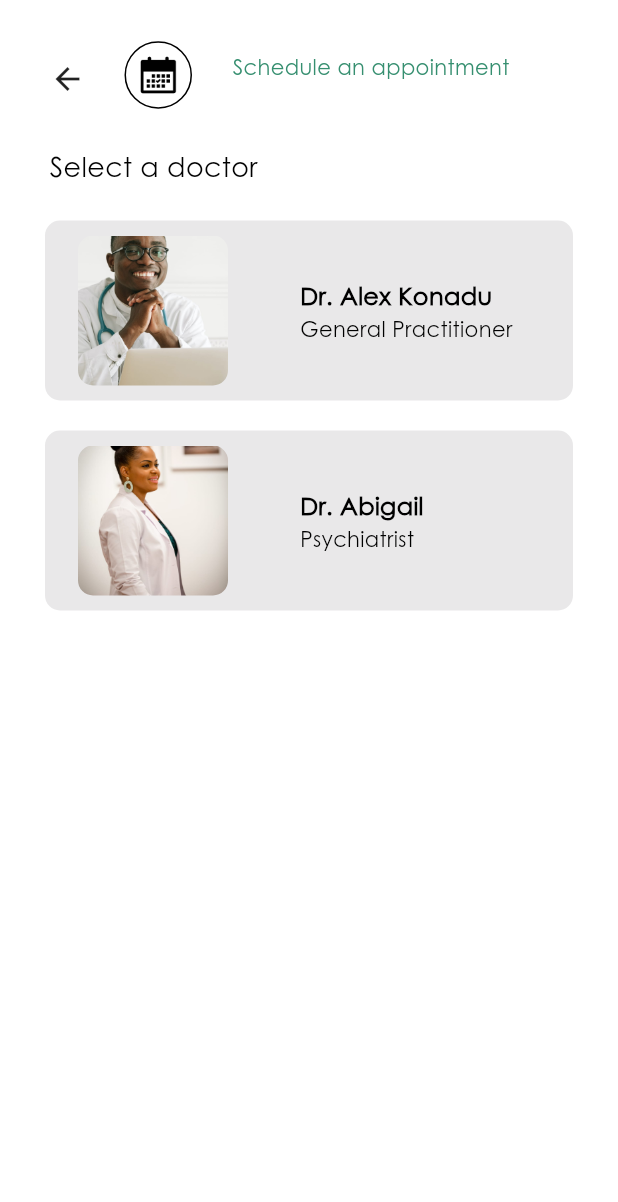
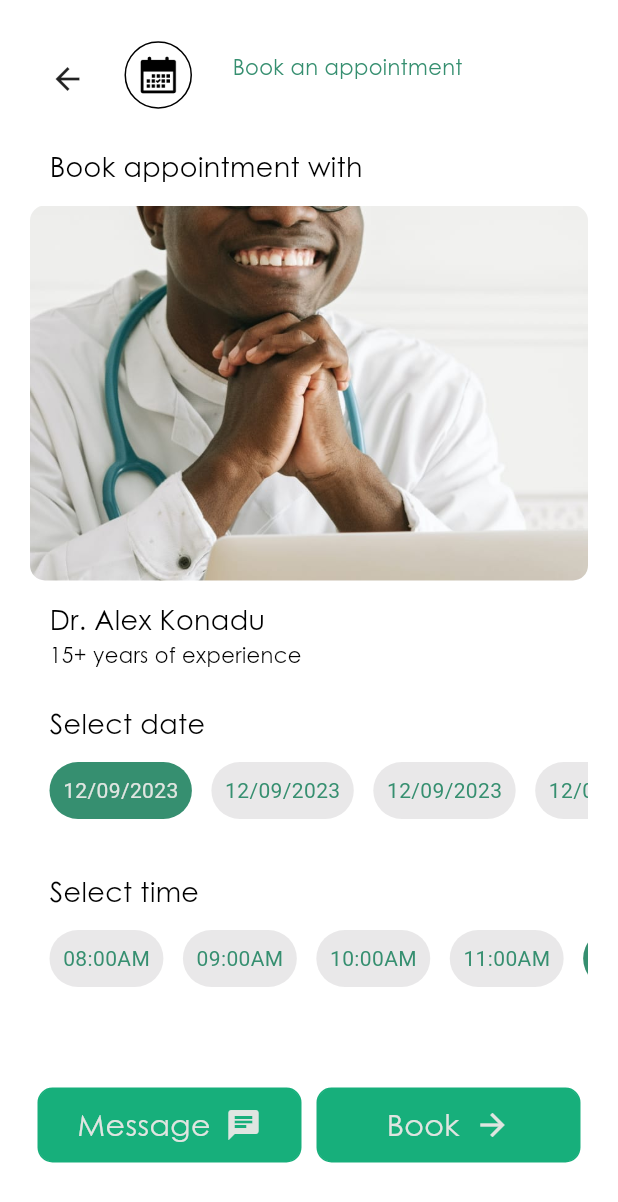
Before and after one commit to janim2/telehealth, a Flutter app: the AppointmentsScreen screen opened by its route, after a tap on "Dr. Alex Konadu", on a phone screen of 412 x 824 dp. Shown: the top 1202 px of the screen. Run offline on Flutter 3.47's test engine with Material 2 defaults, Android fonts, the light colour scheme and no system bars; our stand-ins replace device_preview, flutter_bloc, fluttertoast, go_router.

Commit message:
🐝 Added the book appointments page and wrote teh test for it

```diff
--- a/lib/src/features/appointment/views/appointments.dart
+++ b/lib/src/features/appointment/views/appointments.dart
@@ -1,4 +1,5 @@
 import 'package:flutter/material.dart';
+import 'package:go_router/go_router.dart';
 import 'package:telehealth/src/features/health_related/widgets/my_nav_bar.dart';
 
 import '../widgets/doctors_info_card.dart';
@@ -42,8 +43,7 @@ class _DashboardState extends State<AppointmentsScreen> {
                     docName: "Dr. Alex Konadu",
                     docPosition: "General Practitioner",
                     action: () {
-                      // context.push(
-                      //     "/health_info_details/${"Healthy Eating and Nutrition"}");
+                      context.push("/book_appointments/${"Dr. Alex Konadu"}");
                     },
                   ),
                   DoctorInfoCard(
@@ -51,8 +51,7 @@ class _DashboardState extends State<AppointmentsScreen> {
                     docName: "Dr. Abigail",
                     docPosition: "Psychiatrist",
                     action: () {
-                      // context.push(
-                      //     "/health_info_details/${"Healthy Eating and Nutrition"}");
+                      context.push("/book_appointments/${"Dr. Abigail"}");
                     },
                   ),
                 ],
--- /dev/null
+++ b/lib/src/features/appointment/views/book_appointments.dart
@@ -0,0 +1,242 @@
+import 'package:flutter/material.dart';
+import 'package:telehealth/core/utils/colors.dart';
+import 'package:telehealth/src/features/dashboard/presentation/widgets/circular_structure_with_widget_inside.dart';
+import 'package:telehealth/src/features/health_related/widgets/my_nav_bar.dart';
+
+import '../../auth/presentation/widgets/button.dart';
+
+class BookAppointmentsScreen extends StatefulWidget {
+  const BookAppointmentsScreen({super.key, required this.drName});
+  final String? drName;
+
+  @override
+  State<BookAppointmentsScreen> createState() => _DashboardState();
+}
+
+class _DashboardState extends State<BookAppointmentsScreen> {
+  @override
+  Widget build(BuildContext context) {
+    return Scaffold(
+      backgroundColor: Colors.white,
+      body: ListView(
+        children: [
+          SafeArea(
+            child: Container(
+              padding: const EdgeInsets.all(20),
+              child: Column(
+                mainAxisAlignment: MainAxisAlignment.center,
+                children: [
+                  const MyNavbar(
+                      navLabel: "Book an appointment",
+                      imageSource: "assets/images/calender.jpg"),
+                  const Align(
+                    alignment: Alignment.topLeft,
+                    child: Padding(
+                      padding: EdgeInsets.all(13.0),
+                      child: Text(
+                        "Book appointment with",
+                        style: TextStyle(
+                            fontFamily: "CenturyGothic", fontSize: 18),
+                      ),
+                    ),
+                  ),
+                  Container(
+                    // width: 100,
+                    height: 250,
+                    decoration: BoxDecoration(
+                      image: DecorationImage(
+                        image: widget.drName == "Dr. Alex Konadu"
+                            ? const AssetImage("assets/images/bg1.jpg")
+                            : const AssetImage("assets/images/bg2.jpg"),
+                        fit: BoxFit.cover,
+                      ),
+                      borderRadius: const BorderRadius.all(
+                        Radius.circular(10),
+                      ),
+                    ),
+                  ),
+                  Align(
+                    alignment: Alignment.topLeft,
+                    child: Padding(
+                      padding: const EdgeInsets.only(
+                          left: 13.0, top: 13.0, right: 13.0, bottom: 0.0),
+                      child: Text(
+                        "${widget.drName}",
+                        style: const TextStyle(
+                            fontFamily: "CenturyGothic", fontSize: 18),
+                      ),
+                    ),
+                  ),
+                  const Align(
+                    alignment: Alignment.topLeft,
+                    child: Padding(
+                      padding: EdgeInsets.only(left: 13.0),
+                      child: Text(
+                        "15+ years of experience",
+                        style: TextStyle(
+                            fontFamily: "CenturyGothic", fontSize: 14),
+                      ),
+                    ),
+                  ),
+                  const SizedBox(
+                    height: 10,
+                  ),
+                  const Align(
+                    alignment: Alignment.topLeft,
+                    child: Padding(
+                      padding: EdgeInsets.all(13.0),
+                      child: Text(
+                        "Select date",
+                        style: TextStyle(
+                            fontFamily: "CenturyGothic", fontSize: 18),
+                      ),
+                    ),
+                  ),
+                  const SingleChildScrollView(
+                    scrollDirection: Axis.horizontal,
+                    child: Row(
+                      children: [
+                        CircularStructureWithWidgetInside(
+                          widget: Text(
+                            "12/09/2023",
+                            style: TextStyle(color: TheColors.white),
+                          ),
+                          theColor: TheColors.darkGreen,
+                        ),
+                        CircularStructureWithWidgetInside(
+                          widget: Text(
+                            "12/09/2023",
+                            style: TextStyle(color: TheColors.darkGreen),
+                          ),
+                          theColor: TheColors.gray,
+                        ),
+                        CircularStructureWithWidgetInside(
+                          widget: Text(
+                            "12/09/2023",
+                            style: TextStyle(color: TheColors.darkGreen),
+                          ),
+                          theColor: TheColors.gray,
+                        ),
+                        CircularStructureWithWidgetInside(
+                          widget: Text(
+                            "12/09/2023",
+                            style: TextStyle(color: TheColors.darkGreen),
+                          ),
+                          theColor: TheColors.gray,
+                        ),
+                        CircularStructureWithWidgetInside(
+                          widget: Text(
+                            "12/09/2023",
+                            style: TextStyle(color: TheColors.darkGreen),
+                          ),
+                          theColor: TheColors.gray,
+                        ),
+                      ],
+                    ),
+                  ),
+                  const SizedBox(
+                    height: 10,
+                  ),
+                  const Align(
+                    alignment: Alignment.topLeft,
+                    child: Padding(
+                      padding: EdgeInsets.all(13.0),
+                      child: Text(
+                        "Select time",
+                        style: TextStyle(
+                            fontFamily: "CenturyGothic", fontSize: 18),
+                      ),
+                    ),
+                  ),
+                  const SingleChildScrollView(
+                    scrollDirection: Axis.horizontal,
+                    child: Row(
+                      children: [
+                        CircularStructureWithWidgetInside(
+                          widget: Text(
+                            "08:00AM",
+                            style: TextStyle(color: TheColors.darkGreen),
+                          ),
+                          theColor: TheColors.gray,
+                        ),
+                        CircularStructureWithWidgetInside(
+                          widget: Text(
+                            "09:00AM",
+                            style: TextStyle(color: TheColors.darkGreen),
+                          ),
+                          theColor: TheColors.gray,
+                        ),
+                        CircularStructureWithWidgetInside(
+                          widget: Text(
+                            "10:00AM",
+                            style: TextStyle(color: TheColors.darkGreen),
+                          ),
+                          theColor: TheColors.gray,
+                        ),
+                        CircularStructureWithWidgetInside(
+                          widget: Text(
+                            "11:00AM",
+                            style: TextStyle(color: TheColors.darkGreen),
+                          ),
+                          theColor: TheColors.gray,
+                        ),
+                        CircularStructureWithWidgetInside(
+                          widget: Text(
+                            "12:00PM",
+                            style: TextStyle(color: TheColors.white),
+                          ),
+                          theColor: TheColors.darkGreen,
+                        ),
+                        CircularStructureWithWidgetInside(
+                          widget: Text(
+                            "13:00PM",
+                            style: TextStyle(color: TheColors.darkGreen),
+                          ),
+                          theColor: TheColors.gray,
+                        ),
+                      ],
+                    ),
+                  ),
+                  const SizedBox(
+                    height: 50,
+                  ),
+                  Row(
+                    crossAxisAlignment: CrossAxisAlignment.start,
+                    children: <Widget>[
+                      Expanded(
+                        flex: 1,
+                        child: MyButton(
+                          labelText: "Message",
+                          icon: Icons.chat,
+                          ontap: () {
+                            // showMsg("Welcome to Tele Health");
+                            // context.push("/dashboard");
+                          },
+                          width: 140,
+                        ),
+                      ),
+                      Expanded(
+                        flex: 1,
+                        child: MyButton(
+                          labelText: "Book",
+                          icon: Icons.arrow_forward,
+                          ontap: () {
+                            // showMsg("Welcome to Tele Health");
+                            // context.push("/dashboard");
+                          },
+                          width: 140,
+                        ),
+                      ),
+                    ],
+                  ),
+                ],
+              ),
+            ),
+          ),
+        ],
+      ),
+      // ],
+      // )
+    );
+  }
+}
--- /dev/null
+++ b/lib/src/features/appointment/widgets/circular_structure_with_widgets.dart
@@ -0,0 +1,33 @@
+import 'package:flutter/material.dart';
+
+class CircularStructureWithWidgetsInside extends StatelessWidget {
+  // ignore: prefer_typing_uninitialized_variables
+  final action;
+  final Color? theColor;
+  final Widget? widget;
+
+  // ignore: sort_constructors_first
+  const CircularStructureWithWidgetsInside(
+      {super.key,
+      this.action,
+      this.theColor = Colors.transparent,
+      this.widget});
+
+  @override
+  Widget build(BuildContext context) {
+    return GestureDetector(
+      onTap: action,
+      child: Container(
+          margin: const EdgeInsets.only(left: 13, bottom: 12),
+          padding: const EdgeInsets.all(9),
+          decoration: BoxDecoration(
+            color: theColor,
+            borderRadius: const BorderRadius.all(
+              Radius.circular(50.0),
+            ),
+            // border: Border.all(color: TheColors.gray)
+          ),
+          child: widget),
+    );
+  }
+}
--- a/lib/src/router.dart
+++ b/lib/src/router.dart
@@ -5,6 +5,8 @@ import 'package:telehealth/src/features/dashboard/presentation/views/dashboard.d
 import 'package:telehealth/src/features/health_related/views/health_info_details.dart';
 import 'package:telehealth/src/features/health_related/views/health_related.dart';
 import 'package:telehealth/src/features/splash/presentation/views/splash_screen.dart';
+
+import 'features/appointment/views/book_appointments.dart';
 
 final router = GoRouter(
   initialLocation: '/',
@@ -35,12 +37,12 @@ final router = GoRouter(
       path: '/appointments',
       builder: (context, state) => const AppointmentsScreen(),
     ),
-    // GoRoute(
-    //   path: '/appointments/:pageType',
-    //   builder: (context, state) => HealthInfoDetailsScreen(
-    //     pageType: state.params['pageType'],
-    //   ),
-    // ),
+    GoRoute(
+      path: '/book_appointments/:drName',
+      builder: (context, state) => BookAppointmentsScreen(
+        drName: state.params['drName'],
+      ),
+    ),
 
     // GoRoute(
     //   path: '/specific_room/:roomType',
```
Also changed, not shown: 2 other files.
